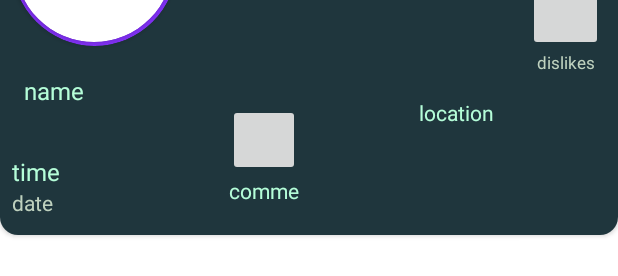
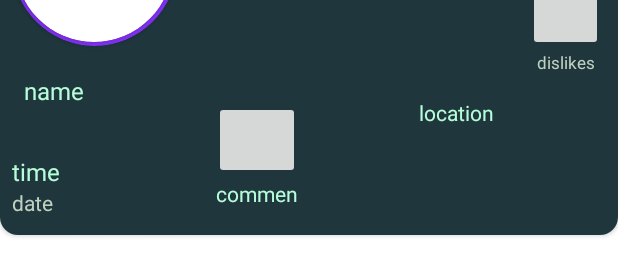
Before and after one commit to M-Byte480/Laeds-GO, an Android app: the layout fragment_post_row.xml on its own in the app's theme, with its tools: preview values and no code run, on a phone screen of 412 x 824 dp. Shown: the part 154-430 px from the top of the screen. Run offline under Robolectric (Android 15) with nearby library versions, the phone set to English and light mode, and no system bars.

Commit message:
[Milan] Added custom comment button. Removed Cat.jpeg

```diff
--- a/app/src/main/java/ie/thirdfloor/csis/ul/laedsgo/ui/discovery_posts/PostRecyclerViewAdapter.java
+++ b/app/src/main/java/ie/thirdfloor/csis/ul/laedsgo/ui/discovery_posts/PostRecyclerViewAdapter.java
@@ -189,7 +189,7 @@ public class PostRecyclerViewAdapter extends RecyclerView.Adapter<PostRecyclerVi
             holder.ibDislike.setBackgroundResource(R.drawable.dislike);
         }
 
-        holder.ibComment.setBackgroundResource(R.drawable.chat);
+        holder.ibComment.setBackgroundResource(R.drawable.comment);
 
         // button actions setup
 
--- a/app/src/main/res/layout/fragment_laed_deck_list_row.xml
+++ b/app/src/main/res/layout/fragment_laed_deck_list_row.xml
@@ -31,7 +31,7 @@
                 android:layout_height="match_parent"
                 android:contentDescription="userPFP"
                 android:scaleType="centerCrop"
-                android:src="@drawable/cat" />
+                />
         </androidx.cardview.widget.CardView>
 
 
--- a/app/src/main/res/layout/fragment_post_row.xml
+++ b/app/src/main/res/layout/fragment_post_row.xml
@@ -190,8 +190,8 @@
 
             <ImageButton
                 android:id="@+id/commentsButton"
-                android:layout_width="48dp"
-                android:layout_height="48dp"
+                android:layout_width="57dp"
+                android:layout_height="52dp"
                 android:clickable="true"
                 android:contentDescription="Comments"
                 android:requiresFadingEdge="vertical" />
--- a/app/src/main/res/layout/fragment_profile.xml
+++ b/app/src/main/res/layout/fragment_profile.xml
@@ -29,7 +29,7 @@
             app:layout_constraintHorizontal_chainStyle="packed"
             app:layout_constraintStart_toStartOf="parent"
             app:layout_constraintTop_toTopOf="parent"
-            tools:src="@drawable/cat" />
+             />
     </androidx.cardview.widget.CardView>
 
     <TextView
--- a/app/src/main/res/layout/fragment_profile_edit.xml
+++ b/app/src/main/res/layout/fragment_profile_edit.xml
@@ -47,7 +47,7 @@
                     android:layout_height="wrap_content"
                     android:scaleType="centerCrop"
                     app:layout_constraintHorizontal_chainStyle="packed"
-                    tools:src="@drawable/cat" />
+                     />
 
             </androidx.cardview.widget.CardView>
 
--- a/app/src/main/res/layout/fragment_view_profile.xml
+++ b/app/src/main/res/layout/fragment_view_profile.xml
@@ -35,7 +35,7 @@
                 app:layout_constraintHorizontal_chainStyle="packed"
                 app:layout_constraintStart_toStartOf="parent"
                 app:layout_constraintTop_toTopOf="parent"
-                tools:src="@drawable/cat" />
+                 />
         </androidx.cardview.widget.CardView>
 
 
```
Also changed, not shown: app/src/main/res/drawable/comment.xml (added, +20 -0 lines), app/src/main/res/drawable/cat.jpeg (deleted), app/src/main/res/drawable/chat.png (deleted), 1 other file.
